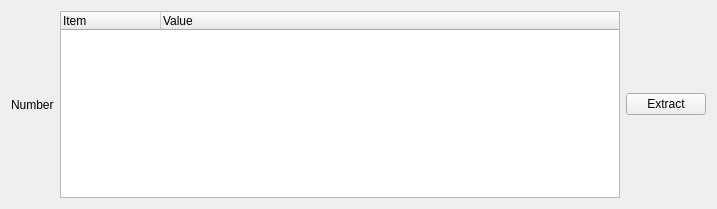
The window that src/asammdf/gui/ui/attachment.ui (danielhrisca/asammdf) describes before a commit, drawn with Qt 5.
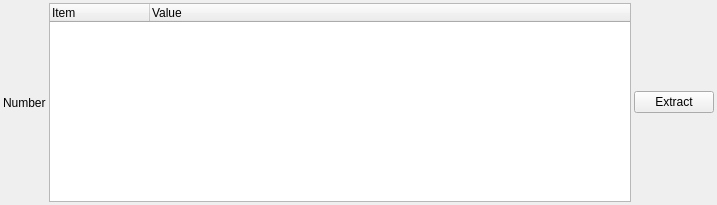
The same window after the commit. Icons and pictures are not drawn.

Patch:
```diff
--- a/src/asammdf/gui/ui/attachment.ui
+++ b/src/asammdf/gui/ui/attachment.ui
@@ -14,6 +14,21 @@
    <string>Form</string>
   </property>
   <layout class="QHBoxLayout" name="horizontalLayout" stretch="0,1,0">
+   <property name="spacing">
+  <number>3</number>
+</property>
+   <property name="leftMargin">
+  <number>3</number>
+</property>
+   <property name="topMargin">
+  <number>3</number>
+</property>
+   <property name="rightMargin">
+  <number>3</number>
+</property>
+   <property name="bottomMargin">
+  <number>3</number>
+</property>
    <item>
     <widget class="QLabel" name="number">
      <property name="text">
```
